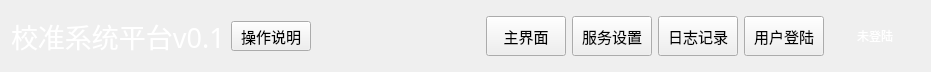
Above: PDU-CalibrateTool/navbarwid.ui from ChinaClever/PDU-CalibrateTool before the change. Below: the same form after it.
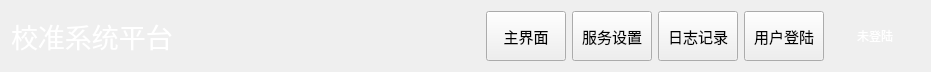
That is the form after the change.

```diff
--- a/PDU-CalibrateTool/navbarwid.ui
+++ b/PDU-CalibrateTool/navbarwid.ui
@@ -14,6 +14,44 @@
    <string>Form</string>
   </property>
   <layout class="QGridLayout" name="gridLayout">
+   <item row="0" column="6">
+    <widget class="QLabel" name="userLab">
+     <property name="minimumSize">
+      <size>
+       <width>90</width>
+       <height>0</height>
+      </size>
+     </property>
+     <property name="styleSheet">
+      <string notr="true">color: rgb(255, 255, 255);</string>
+     </property>
+     <property name="text">
+      <string>未登陆</string>
+     </property>
+     <property name="alignment">
+      <set>Qt::AlignCenter</set>
+     </property>
+    </widget>
+   </item>
+   <item row="0" column="2">
+    <widget class="QPushButton" name="homeBtn">
+     <property name="maximumSize">
+      <size>
+       <width>200</width>
+       <height>50</height>
+      </size>
+     </property>
+     <property name="font">
+      <font>
+       <family>微软雅黑</family>
+       <pointsize>11</pointsize>
+      </font>
+     </property>
+     <property name="text">
+      <string>主界面</string>
+     </property>
+    </widget>
+   </item>
    <item row="0" column="0">
     <widget class="QLabel" name="label">
      <property name="font">
@@ -26,30 +64,30 @@
       <string notr="true">color: rgb(255, 255, 255);</string>
      </property>
      <property name="text">
-      <string>校准系统平台v0.1</string>
+      <string>校准系统平台</string>
+     </property>
+    </widget>
+   </item>
+   <item row="0" column="5">
+    <widget class="QPushButton" name="loginBtn">
+     <property name="maximumSize">
+      <size>
+       <width>200</width>
+       <height>50</height>
+      </size>
+     </property>
+     <property name="font">
+      <font>
+       <family>微软雅黑</family>
+       <pointsize>11</pointsize>
+      </font>
+     </property>
+     <property name="text">
+      <string>用户登陆</string>
      </property>
     </widget>
    </item>
    <item row="0" column="1">
-    <widget class="QPushButton" name="readMeBtn">
-     <property name="maximumSize">
-      <size>
-       <width>100</width>
-       <height>30</height>
-      </size>
-     </property>
-     <property name="font">
-      <font>
-       <family>微软雅黑</family>
-       <pointsize>11</pointsize>
-      </font>
-     </property>
-     <property name="text">
-      <string>操作说明</string>
-     </property>
-    </widget>
-   </item>
-   <item row="0" column="2">
     <spacer name="horizontalSpacer">
      <property name="orientation">
       <enum>Qt::Horizontal</enum>
@@ -63,25 +101,6 @@
     </spacer>
    </item>
    <item row="0" column="3">
-    <widget class="QPushButton" name="homeBtn">
-     <property name="maximumSize">
-      <size>
-       <width>200</width>
-       <height>50</height>
-      </size>
-     </property>
-     <property name="font">
-      <font>
-       <family>微软雅黑</family>
-       <pointsize>11</pointsize>
-      </font>
-     </property>
-     <property name="text">
-      <string>主界面</string>
-     </property>
-    </widget>
-   </item>
-   <item row="0" column="4">
     <widget class="QPushButton" name="setBtn">
      <property name="maximumSize">
       <size>
@@ -100,7 +119,7 @@
      </property>
     </widget>
    </item>
-   <item row="0" column="5">
+   <item row="0" column="4">
     <widget class="QPushButton" name="logBtn">
      <property name="maximumSize">
       <size>
@@ -119,44 +138,6 @@
      </property>
     </widget>
    </item>
-   <item row="0" column="6">
-    <widget class="QPushButton" name="loginBtn">
-     <property name="maximumSize">
-      <size>
-       <width>200</width>
-       <height>50</height>
-      </size>
-     </property>
-     <property name="font">
-      <font>
-       <family>微软雅黑</family>
-       <pointsize>11</pointsize>
-      </font>
-     </property>
-     <property name="text">
-      <string>用户登陆</string>
-     </property>
-    </widget>
-   </item>
-   <item row="0" column="7">
-    <widget class="QLabel" name="userLab">
-     <property name="minimumSize">
-      <size>
-       <width>90</width>
-       <height>0</height>
-      </size>
-     </property>
-     <property name="styleSheet">
-      <string notr="true">color: rgb(255, 255, 255);</string>
-     </property>
-     <property name="text">
-      <string>未登陆</string>
-     </property>
-     <property name="alignment">
-      <set>Qt::AlignCenter</set>
-     </property>
-    </widget>
-   </item>
   </layout>
  </widget>
  <resources/>
```
